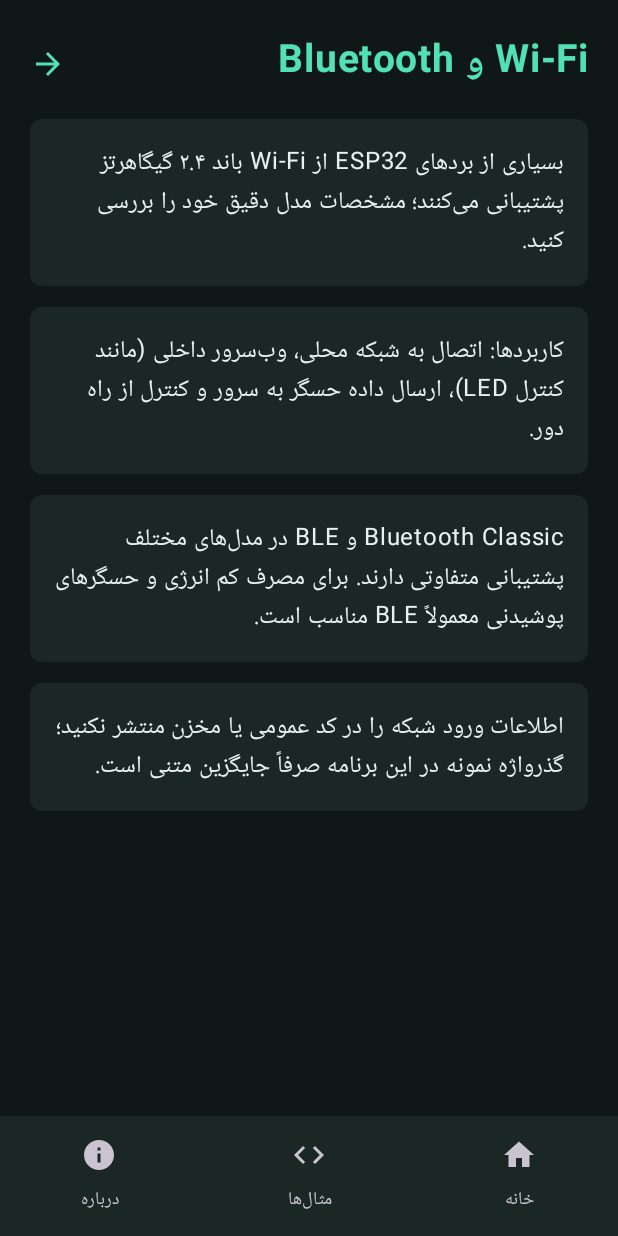
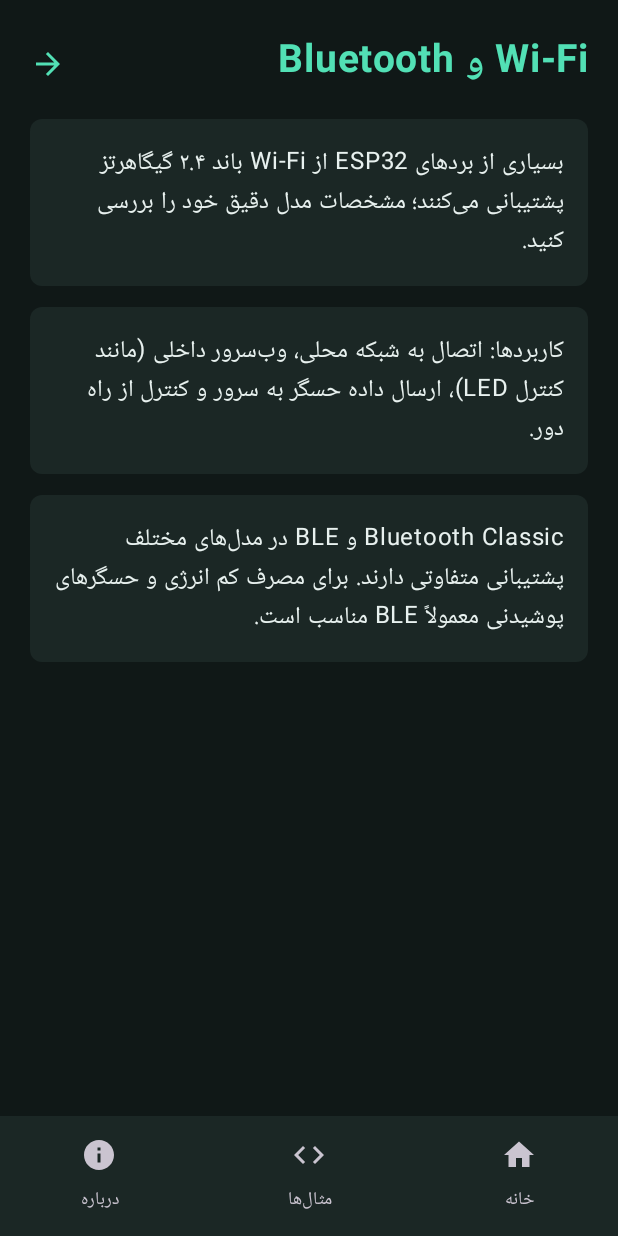
Before and after one commit to mehdighasemiabad/Esp32Academy5, an Android app built with Jetpack Compose: the screen it shows after launch (MainActivity), after a tap on "Wi-Fi و Bluetooth", on a phone screen of 412 x 824 dp. Run offline under Robolectric (Android 15) with nearby library versions, the phone set to English and light mode, and no system bars.

Commit message:
Update MainActivity.kt

```diff
--- a/app/src/main/java/ir/esp32academy/MainActivity.kt
+++ b/app/src/main/java/ir/esp32academy/MainActivity.kt
@@ -2,11 +2,10 @@ package ir.esp32academy
 
 import android.os.Bundle
 import androidx.activity.ComponentActivity
+import androidx.activity.compose.BackHandler
 import androidx.activity.compose.setContent
 import androidx.compose.foundation.*
 import androidx.compose.foundation.layout.*
-import androidx.compose.foundation.lazy.LazyColumn
-import androidx.compose.foundation.lazy.items
 import androidx.compose.foundation.shape.RoundedCornerShape
 import androidx.compose.foundation.text.selection.SelectionContainer
 import androidx.compose.material.icons.Icons
@@ -36,7 +35,6 @@ class MainActivity : ComponentActivity() {
     override fun onCreate(savedInstanceState: Bundle?) {
         super.onCreate(savedInstanceState)
         setContent {
-            // اعمال سراسری راست‌چین بودن برنامه (RTL)
             CompositionLocalProvider(LocalLayoutDirection provides LayoutDirection.Rtl) {
                 AcademyApp()
             }
@@ -63,7 +61,7 @@ void loop() {
   digitalWrite(LED_PIN, LOW);
   delay(500);
 }""",
-        "در تابع setup پایه به‌عنوان خروجی (OUTPUT) تنظیم می‌شود. تابع loop پیوسته وضعیت پایه را هر نیم‌ثانیه تغییر می‌دهد. در بعضی بردها LED داخلی روی GPIO 2 نیست؛ مشخصات برد را بررسی کنید."
+        "در تابع setup پایه به‌عنوان خروجی (OUTPUT) تنظیم می‌شود. تابع loop پیوسته وضعیت پایه را هر نیم‌ثانیه تغییر می‌دهد."
     ),
     Lesson(
         "خواندن کلید (Button)",
@@ -84,7 +82,7 @@ void loop() {
   }
   delay(200);
 }""",
-        "Serial Monitor را روی 115200 baud باز کنید. چون ورودی pull-up است، LOW به معنی فشرده‌شدن کلید است. برای حذف پرش مکانیکی (Bounce) می‌توان debounce اضافه کرد."
+        "Serial Monitor را روی 115200 baud باز کنید. چون ورودی pull-up است، LOW به معنی فشرده‌شدن کلید است."
     ),
     Lesson(
         "خواندن سنسور آنالوگ (ADC)",
@@ -102,7 +100,7 @@ void loop() {
   Serial.println(value);
   delay(500);
 }""",
-        "در ESP32 مقدار ADC معمولاً در بازه ۰ تا ۴۰۹۵ گزارش می‌شود، اما دقت و بازه ولتاژ به مدل و تنظیمات ADC وابسته است. GPIO 34 فقط ورودی است و مقاومت داخلی pull-up ندارد."
+        "در ESP32 مقدار ADC معمولاً در بازه ۰ تا ۴۰۹۵ گزارش می‌شود. GPIO 34 فقط ورودی است و مقاومت داخلی pull-up ندارد."
     ),
     Lesson(
         "اتصال به Wi-Fi",
@@ -165,7 +163,7 @@ void setup() {
 void loop() {
   server.handleClient();
 }""",
-        "پس از جایگزینی اطلاعات Wi-Fi، IP چاپ‌شده را در مرورگر دستگاهی در همان شبکه باز کنید. مسیرهای /on و /off وضعیت LED را عوض می‌کنند؛ handleClient درخواست‌ها را پردازش می‌کند."
+        "پس از جایگزینی اطلاعات Wi-Fi، IP چاپ‌شده را در مرورگر دستگاهی در همان شبکه باز کنید. مسیرهای /on و /off وضعیت LED را عوض می‌کنند."
     ),
 )
 
@@ -175,7 +173,15 @@ fun AcademyApp() {
     val entry by nav.currentBackStackEntryAsState()
     val route = entry?.destination?.route ?: "home"
 
-    // رنگ‌بندی و تنظیمات Material Design
+    // مدیریت دکمه بازگشت گوشی
+    BackHandler(enabled = route != "home" && route != "splash") {
+        if (route.startsWith("lesson/")) {
+            nav.navigate("examples") { popUpTo("home") { saveState = true } }
+        } else {
+            nav.navigate("home") { popUpTo("home") { inclusive = true } }
+        }
+    }
+
     MaterialTheme(colorScheme = darkColorScheme(background=Bg, surface=Surface, primary=Mint, onBackground=TextMain, onSurface=TextMain)) {
         Scaffold(containerColor=Bg, bottomBar={
             NavigationBar(containerColor=Surface) {
@@ -226,8 +232,7 @@ fun AcademyApp() {
                     InfoScreen("Wi-Fi و Bluetooth", listOf(
                         "بسیاری از بردهای ESP32 از Wi-Fi باند ۲.۴ گیگاهرتز پشتیبانی می‌کنند؛ مشخصات مدل دقیق خود را بررسی کنید.",
                         "کاربردها: اتصال به شبکه محلی، وب‌سرور داخلی (مانند کنترل LED)، ارسال داده حسگر به سرور و کنترل از راه دور.",
-                        "Bluetooth Classic و BLE در مدل‌های مختلف پشتیبانی متفاوتی دارند. برای مصرف کم انرژی و حسگرهای پوشیدنی معمولاً BLE مناسب است.",
-                        "اطلاعات ورود شبکه را در کد عمومی یا مخزن منتشر نکنید؛ گذرواژه نمونه در این برنامه صرفاً جایگزین متنی است."
+                        "Bluetooth Classic و BLE در مدل‌های مختلف پشتیبانی متفاوتی دارند. برای مصرف کم انرژی و حسگرهای پوشیدنی معمولاً BLE مناسب است."
                     ))
                 }
                 composable("iot") {
@@ -235,20 +240,19 @@ fun AcademyApp() {
                         "پایش دما و رطوبت: خواندن حسگر DHT11/DHT22 و نمایش داده در داشبورد محلی یا ابری.",
                         "خانه هوشمند: کنترل لامپ یا بار کم‌ولتاژ از طریق وب‌سرور یا اپلیکیشن (برای برق شهر حتماً از رله ایزوله و نظارت متخصص استفاده کنید).",
                         "ایستگاه محیطی: اندازه‌گیری نور، دما یا کیفیت هوا و ثبت روندها در حافظه.",
-                        "رباتیک: کنترل موتورها و سرووها از طریق Wi-Fi یا Bluetooth.",
-                        "در هر پروژه هدف یادگیری، نمودار اتصال، فهرست قطعات، روش آزمون و ملاحظات ایمنی را ثبت کنید."
+                        "رباتیک: کنترل موتورها و سرووها از طریق Wi-Fi یا Bluetooth."
                     ))
                 }
                 composable("competition") {
                     InfoScreen("راهنمای مسابقه آفرینش هوشمند", listOf(
-                        "این نرم‌افزار در قالب یک اپلیکیشن آموزشی تعاملی برای آموزش میکروکنترلر ESP32 و اینترنت اشیاء قرار می‌گیرد؛ این موضوع در محورهای پیشنهادی شیوه‌نامه، از جمله آموزش بردهای توسعه و طراحی ابزار آموزشی تعاملی، آمده است.",
-                        "برای اثر آموزشی، هدف یادگیری روشن تعریف کنید؛ محتوا باید علمی، متناسب با سطح هنرستان و قابل استفاده در تدریس یا کارگاه باشد.",
-                        "شیوه‌نامه استفاده از ابزارهای هوش مصنوعی در فرایند تولید را الزامی دانسته و شرح ابزارها و میزان استفاده را در مستندات لازم می‌داند. محتوای تولیدشده باید بازبینی و تأیید علمی شود.",
-                        "این راهنما جایگزین نسخه رسمی شیوه‌نامه نیست. ضوابط، مهلت‌ها و مدارک ارسال را در متن رسمی آخرین دوره بررسی کنید."
+                        "این نرم‌افزار در قالب یک اپلیکیشن آموزشی تعاملی برای آموزش میکروکنترلر ESP32 و اینترنت اشیاء قرار می‌گیرد.",
+                        "این اثر در گرایش دوم (طراحی و تولید نرم‌افزارها و سامانه‌های آموزشی هوشمند و تعاملی) و در محور آموزش میکروکنترلرها شرکت کرده است.",
+                        "برای اثر آموزشی، هدف یادگیری روشن تعریف شده؛ محتوا علمی، متناسب با سطح هنرستان و قابل استفاده در تدریس یا کارگاه است.",
+                        "شیوه‌نامه استفاده از ابزارهای هوش مصنوعی در فرایند تولید را الزامی دانسته و شرح ابزارها و میزان استفاده در مستندات ارائه شده است."
                     ))
                 }
                 composable("about") {
-                    InfoScreen("درباره آکادمی", listOf(
+                    InfoScreen("درباره آکادمی و پدیدآورنده", listOf(
                         "پدیدآورنده و نویسنده: دکتر مهدی قاسمی",
                         "هنرستان فنی طالقانی شازند - استان مرکزی",
                         "این برنامه یک راهنمای آفلاین فارسی برای آشنایی با ESP32 و تمرین مثال‌های پایه است.",
@@ -271,9 +275,16 @@ private fun SplashScreen(continueApp:()->Unit){
         Spacer(Modifier.height(16.dp))
         Text("ESP32", fontSize=46.sp, fontWeight=FontWeight.Bold, color=Mint)
         Text("آکادمی ESP32", fontSize=28.sp, fontWeight=FontWeight.Bold, color=TextMain, textAlign=TextAlign.Center)
-        Spacer(Modifier.height(24.dp))
+        Spacer(Modifier.height(16.dp))
+
         Panel {
-            Text("آموزش تعاملی میکروکنترلر و اینترنت اشیاء", color=Mint, fontWeight=FontWeight.Bold, textAlign=TextAlign.Right, modifier=Modifier.fillMaxWidth())
+            Text("مسابقه کشوری آفرینش هوشمند", color=Mint, fontWeight=FontWeight.Bold, textAlign=TextAlign.Center, modifier=Modifier.fillMaxWidth())
+            Body("گرایش دوم: طراحی و تولید نرم‌افزارها و سامانه‌های آموزشی هوشمند و تعاملی")
+            Body("محور: آموزش میکروکنترلرها و کاربردهای اینترنت اشیا (IoT)")
+        }
+
+        Spacer(Modifier.height(16.dp))
+        Panel {
             Body("پدیدآورنده: دکتر مهدی قاسمی")
             Body("هنرستان فنی طالقانی شازند - استان مرکزی")
         }
@@ -311,7 +322,6 @@ private fun Panel(content:@Composable ColumnScope.()->Unit){
     )
 }
 
-// این تابع تضمین می‌کند که همه متن‌ها از سمت راست شروع شوند
 @Composable
 private fun Body(text:String){
     Text(
@@ -319,7 +329,7 @@ private fun Body(text:String){
         color = TextMain,
         fontSize = 16.sp,
         lineHeight = 26.sp,
-        textAlign = TextAlign.Right, // راست‌چین کردن متن
+        textAlign = TextAlign.Right,
         modifier = Modifier.fillMaxWidth()
     )
 }
@@ -351,7 +361,7 @@ private fun HomeScreen(open:(String)->Unit){
                 Row(Modifier.padding(16.dp), verticalAlignment=Alignment.CenterVertically, horizontalArrangement=Arrangement.spacedBy(12.dp)){
                     Icon(icon, null, tint=Mint)
                     Text(title, color=TextMain, fontSize=17.sp, fontWeight=FontWeight.Medium, textAlign=TextAlign.Right, modifier=Modifier.weight(1f))
-                    Icon(Icons.Filled.ChevronLeft, null, tint=Muted) // در حالت RTL این آیکون به درستی به سمت چپ اشاره می‌کند
+                    Icon(Icons.Filled.ChevronLeft, null, tint=Muted)
                 }
             }
         }
@@ -396,7 +406,6 @@ private fun PinsScreen() {
         Panel {
             Text("نمودار شماتیک پایه‌ها", color=Mint, fontWeight=FontWeight.Bold, textAlign=TextAlign.Right, modifier=Modifier.fillMaxWidth())
             Spacer(Modifier.height(8.dp))
-            // کدهای متنی و نمودارها همیشه باید چپ‌چین (LTR) بمانند تا ساختارشان حفظ شود
             CompositionLocalProvider(LocalLayoutDirection provides LayoutDirection.Ltr) {
                 Text(
                     text = """
@@ -508,7 +517,6 @@ private fun LessonScreen(lesson:Lesson){
         Panel {
             Text("کد Arduino C++", color=Mint, fontWeight=FontWeight.Bold, fontSize=18.sp, textAlign=TextAlign.Right, modifier=Modifier.fillMaxWidth())
             Spacer(Modifier.height(8.dp))
-            // کدها ذاتاً انگلیسی هستند و باید چپ‌چین نمایش داده شوند
             CompositionLocalProvider(LocalLayoutDirection provides LayoutDirection.Ltr) {
                 SelectionContainer {
                     Text(
@@ -523,7 +531,7 @@ private fun LessonScreen(lesson:Lesson){
                         fontSize=13.sp,
                         lineHeight=19.sp,
                         fontFamily = FontFamily.Monospace,
-                        textAlign = TextAlign.Left // کدها باید چپ‌چین باشند
+                        textAlign = TextAlign.Left
                     )
                 }
             }
```
